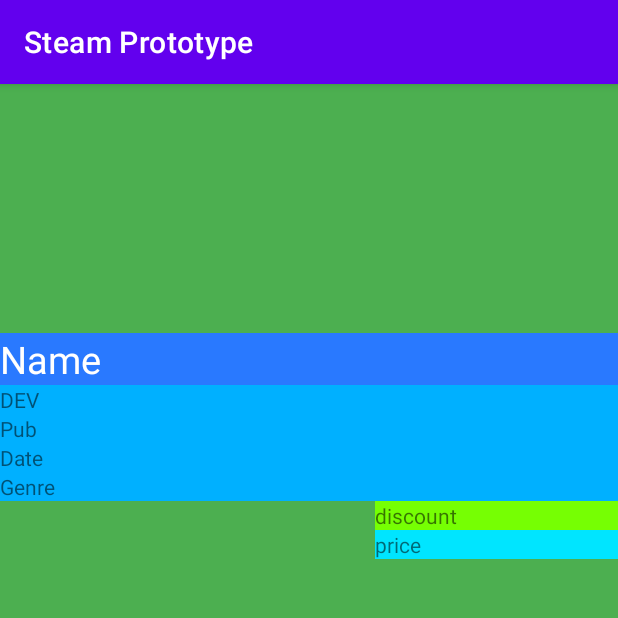
After one commit to NguyenHuuTien2000/SteamPrototype, an Android app: the GamePageActivity screen opened directly, with no data from a screen before it, on a phone screen of 412 x 824 dp, the top half of it. The commit adds this screen. Run offline under Robolectric (Android 15) with nearby library versions, the phone set to English and light mode, and no system bars.

Commit message:
Added game page and reorganize adapters

```diff
--- a/app/src/main/AndroidManifest.xml
+++ b/app/src/main/AndroidManifest.xml
@@ -29,6 +29,7 @@
         <activity android:name=".RegisterActivity"></activity>
         <activity android:name=".SignInActivity"></activity>
         <activity android:name=".StoreFrontActivity"></activity>
+        <activity android:name=".GamePageActivity"></activity>
     </application>
 
 </manifest>
--- /dev/null
+++ b/app/src/main/java/com/example/steamprototype/GamePageActivity.java
@@ -0,0 +1,16 @@
+package com.example.steamprototype;
+
+import android.os.Bundle;
+
+import androidx.annotation.Nullable;
+import androidx.appcompat.app.AppCompatActivity;
+
+public class GamePageActivity extends AppCompatActivity {
+    @Override
+    protected void onCreate(@Nullable Bundle savedInstanceState) {
+        super.onCreate(savedInstanceState);
+        setContentView(R.layout.game_page);
+
+
+    }
+}
--- a/app/src/main/java/com/example/steamprototype/StoreFrontActivity.java
+++ b/app/src/main/java/com/example/steamprototype/StoreFrontActivity.java
@@ -1,14 +1,16 @@
 package com.example.steamprototype;
 
+import android.content.Intent;
 import android.os.Bundle;
 import android.widget.Button;
 import android.widget.EditText;
 import android.widget.ListView;
-import android.widget.Toast;
 
 import androidx.annotation.Nullable;
 import androidx.appcompat.app.AppCompatActivity;
 
+import com.example.steamprototype.adapter.ListViewAdapter;
+import com.example.steamprototype.adapter.SliderAdapter;
 import com.example.steamprototype.entity.Game;
 import com.smarteist.autoimageslider.SliderView;
 
@@ -43,7 +45,9 @@ public class StoreFrontActivity extends AppCompatActivity {
         listView.setAdapter(listViewAdapter);
 
         listView.setOnItemClickListener((parent, view, position, id) -> {
-            Toast.makeText(this, "Clicked", Toast.LENGTH_SHORT).show();
+            Game game = gameArrayList.get(position);
+            Intent intent = new Intent(StoreFrontActivity.this, GamePageActivity.class);
+
         });
 
     }
--- a/app/src/main/java/com/example/steamprototype/ListViewAdapter.java
+++ b/app/src/main/java/com/example/steamprototype/adapter/ListViewAdapter.java
@@ -1,4 +1,4 @@
-package com.example.steamprototype;
+package com.example.steamprototype.adapter;
 
 import android.app.Activity;
 import android.content.Context;
@@ -9,6 +9,8 @@ import android.widget.BaseAdapter;
 import android.widget.ImageView;
 import android.widget.TextView;
 
+import com.example.steamprototype.MainActivity;
+import com.example.steamprototype.R;
 import com.example.steamprototype.data_op.GameDataStorage;
 import com.example.steamprototype.entity.Game;
 import com.example.steamprototype.entity.ListViewItem;
--- a/app/src/main/java/com/example/steamprototype/SliderAdapter.java
+++ b/app/src/main/java/com/example/steamprototype/adapter/SliderAdapter.java
@@ -1,13 +1,13 @@
-package com.example.steamprototype;
+package com.example.steamprototype.adapter;
 
-import android.content.Context;
 import android.view.LayoutInflater;
 import android.view.View;
 import android.view.ViewGroup;
 import android.widget.ImageView;
 import android.widget.TextView;
 
-import com.bumptech.glide.Glide;
+import com.example.steamprototype.MainActivity;
+import com.example.steamprototype.R;
 import com.example.steamprototype.data_op.GameDataStorage;
 import com.example.steamprototype.entity.Game;
 import com.smarteist.autoimageslider.SliderViewAdapter;
--- a/app/src/main/res/layout/game_page.xml
+++ b/app/src/main/res/layout/game_page.xml
@@ -4,7 +4,7 @@
     xmlns:tools="http://schemas.android.com/tools"
     android:layout_width="match_parent"
     android:layout_height="match_parent"
-    android:background="#3F51B5"
+    android:background="#4CAF50"
     android:orientation="vertical">
 
     <ImageView
@@ -19,6 +19,7 @@
         android:layout_height="wrap_content"
         android:background="#2979FF"
         android:text="Name"
+        android:textColor="@color/white"
         android:textSize="25sp" />
 
     <TextView
@@ -41,6 +42,13 @@
         android:layout_height="wrap_content"
         android:background="#00B0FF"
         android:text="Date" />
+
+    <TextView
+        android:id="@+id/txtV_page_genre"
+        android:layout_width="match_parent"
+        android:layout_height="wrap_content"
+        android:background="#00B0FF"
+        android:text="Genre" />
 
     <LinearLayout
         android:layout_width="match_parent"
```
